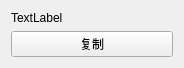
The window that singleElement.ui (qianyingshuo/QuickPrompt) describes before a commit, drawn with Qt 5.
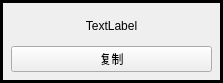
The same window after the commit.

```diff
--- a/singleElement.ui
+++ b/singleElement.ui
@@ -6,8 +6,8 @@
    <rect>
     <x>0</x>
     <y>0</y>
-    <width>184</width>
-    <height>67</height>
+    <width>223</width>
+    <height>83</height>
    </rect>
   </property>
   <property name="sizePolicy">
@@ -18,19 +18,27 @@
   </property>
   <property name="maximumSize">
    <size>
-    <width>200</width>
+    <width>230</width>
     <height>16777215</height>
    </size>
   </property>
   <property name="windowTitle">
    <string>Form</string>
   </property>
+  <property name="styleSheet">
+   <string notr="true">QWidget#singleElement{
+border: 3px solid black;
+}</string>
+  </property>
   <layout class="QVBoxLayout" name="verticalLayout">
    <item>
     <widget class="QLabel" name="title">
      <property name="text">
       <string>TextLabel</string>
      </property>
+     <property name="alignment">
+      <set>Qt::AlignCenter</set>
+     </property>
     </widget>
    </item>
    <item>
@@ -38,6 +46,15 @@
    </item>
    <item>
     <widget class="QPushButton" name="pushButton">
+     <property name="sizePolicy">
+      <sizepolicy hsizetype="Expanding" vsizetype="Fixed">
+       <horstretch>0</horstretch>
+       <verstretch>0</verstretch>
+      </sizepolicy>
+     </property>
+     <property name="whatsThis">
+      <string>&lt;html&gt;&lt;head/&gt;&lt;body&gt;&lt;p&gt;&lt;br/&gt;&lt;/p&gt;&lt;/body&gt;&lt;/html&gt;</string>
+     </property>
      <property name="text">
       <string>复制</string>
      </property>
```
